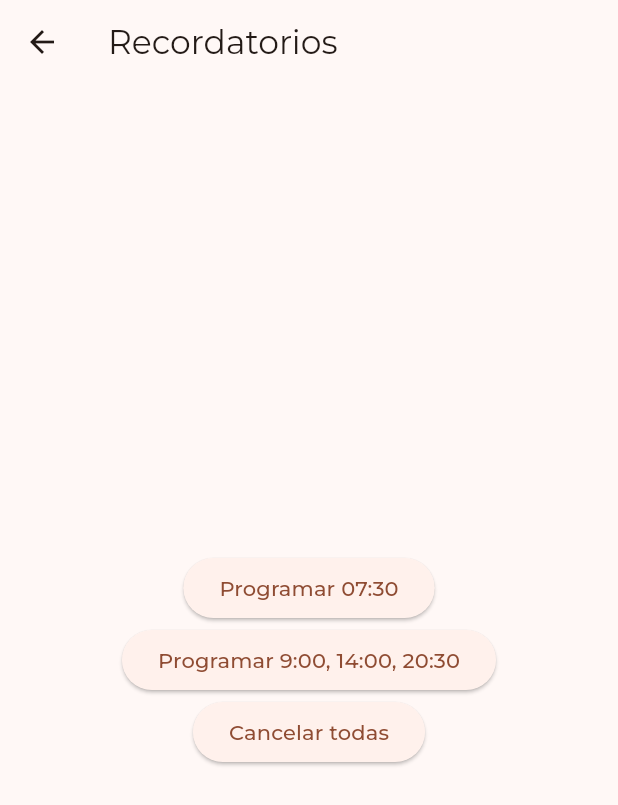
After one commit to NoriKato16/CoffeeMaster, a Flutter app: the RemindersPage screen opened directly, after a tap on "Programar 9:00, 14:00, 20:30", on a phone screen of 412 x 824 dp. The commit adds this screen. Shown: the top 805 px of the screen. Run offline on Flutter 3.47's test engine with Material 3 defaults, Android fonts, the phone set to English and light mode, and no system bars; our stand-ins replace flutter_local_notifications, google_fonts, logger, timezone.

Commit message:
avance de preferencias

```diff
--- /dev/null
+++ b/lib/Services/notification_service.dart
@@ -0,0 +1,76 @@
+import 'package:flutter_local_notifications/flutter_local_notifications.dart';
+import 'package:timezone/data/latest_all.dart' as tz;
+import 'package:timezone/timezone.dart' as tz;
+
+class NotificationService {
+  NotificationService._();
+  static final NotificationService instance = NotificationService._();
+
+  final FlutterLocalNotificationsPlugin _notifs = FlutterLocalNotificationsPlugin();
+
+  static const AndroidNotificationDetails _androidChannel = AndroidNotificationDetails(
+    'daily_channel_id',
+    'Recordatorios diarios',
+    channelDescription: 'Avisos a horas determinadas',
+    importance: Importance.max,
+    priority: Priority.high,
+  );
+
+  static const NotificationDetails _platformDetails = NotificationDetails(
+    android: _androidChannel,
+  );
+
+  Future<void> init() async {
+    tz.initializeTimeZones();
+
+    final androidInit = const AndroidInitializationSettings('@mipmap/ic_launcher');
+    final initSettings = InitializationSettings(android: androidInit);
+    await _notifs.initialize(initSettings);
+
+    await _notifs.resolvePlatformSpecificImplementation<AndroidFlutterLocalNotificationsPlugin>()
+      ?.requestNotificationsPermission();
+    await _notifs.resolvePlatformSpecificImplementation<AndroidFlutterLocalNotificationsPlugin>()
+      ?.requestExactAlarmsPermission();
+  }
+
+  tz.TZDateTime _nextInstance(int hour, int minute) {
+    final now = tz.TZDateTime.now(tz.local);
+    var scheduled = tz.TZDateTime(tz.local, now.year, now.month, now.day, hour, minute);
+    if (scheduled.isBefore(now)) scheduled = scheduled.add(const Duration(days: 1));
+    return scheduled;
+  }
+
+  Future<void> scheduleDaily(
+    int id, {
+    required int hour,
+    required int minute,
+    required String title,
+    required String body,
+  }) async {
+    await _notifs.zonedSchedule(
+      id,
+      title,
+      body,
+      _nextInstance(hour, minute),
+      _platformDetails,
+      androidScheduleMode: AndroidScheduleMode.exactAllowWhileIdle,
+      matchDateTimeComponents: DateTimeComponents.time,
+    );
+  }
+
+  Future<void> scheduleMultipleDaily(List<(int,int)> hhmm, {String title = 'Recordatorio'}) async {
+    var id = 100;
+    for (final (h, m) in hhmm) {
+      await scheduleDaily(
+        id++,
+        hour: h,
+        minute: m,
+        title: title,
+        body: 'Aviso de las ${h.toString().padLeft(2, '0')}:${m.toString().padLeft(2, '0')}',
+      );
+    }
+  }
+
+  Future<void> cancelOne(int id) => _notifs.cancel(id);
+  Future<void> cancelAll() => _notifs.cancelAll();
+}
--- /dev/null
+++ b/lib/pages/reminders_page.dart
@@ -0,0 +1,35 @@
+import 'package:flutter/material.dart';
+import '../Services/notification_service.dart';
+
+class RemindersPage extends StatelessWidget {
+  const RemindersPage({super.key});
+
+  @override
+  Widget build(BuildContext context) {
+    return Scaffold(
+      appBar: AppBar(title: const Text('Recordatorios')),
+      body: Center(
+        child: Column(mainAxisSize: MainAxisSize.min, children: [
+          ElevatedButton(
+            onPressed: () => NotificationService.instance.scheduleDaily(
+              1,
+              hour: 7,
+              minute: 30,
+              title: 'Café',
+              body: 'Prepara el espresso',
+            ),
+            child: const Text('Programar 07:30'),
+          ),
+          ElevatedButton(
+            onPressed: () => NotificationService.instance.scheduleMultipleDaily([(9,0),(14,0),(20,30)]),
+            child: const Text('Programar 9:00, 14:00, 20:30'),
+          ),
+          ElevatedButton(
+            onPressed: () => NotificationService.instance.cancelAll(),
+            child: const Text('Cancelar todas'),
+          ),
+        ]),
+      ),
+    );
+  }
+}
--- a/pubspec.yaml
+++ b/pubspec.yaml
@@ -38,6 +38,8 @@ dependencies:
   logger: ^2.6.1
   google_fonts: ^6.3.1
   firebase_core: ^4.1.0
+  timezone: ^0.10.1
+  flutter_local_notifications: ^19.5.0
 
 dev_dependencies:
   flutter_test:
```
Also changed, not shown: lib/main.dart (+5 -2 lines), 1 other file.
